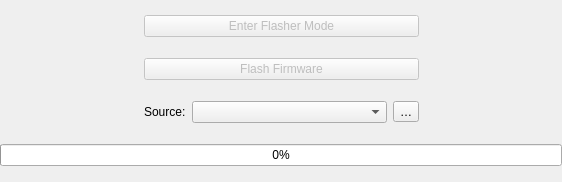
Qt form src/widgets/adv-settings/flasher.ui (anpeaco/FreeJoyXConfiguratorQt) before a commit.
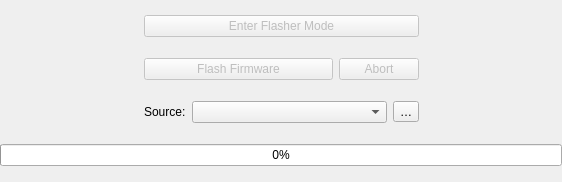
The same form after that commit.

Commit message: Add Abort button to Flasher tab

Patch:
```diff
--- a/src/widgets/adv-settings/flasher.ui
+++ b/src/widgets/adv-settings/flasher.ui
@@ -72,6 +72,11 @@
     </spacer>
    </item>
    <item row="1" column="1">
+    <layout class="QHBoxLayout" name="layoutH_FlashRow" stretch="3,1">
+     <property name="spacing">
+      <number>6</number>
+     </property>
+     <item>
     <widget class="QPushButton" name="pushButton_FlashFirmware">
      <property name="enabled">
       <bool>false</bool>
@@ -89,6 +94,27 @@
       <string>Flash Firmware</string>
      </property>
     </widget>
+     </item>
+     <item>
+      <widget class="QPushButton" name="pushButton_AbortFlash">
+       <property name="enabled">
+        <bool>false</bool>
+       </property>
+       <property name="sizePolicy">
+        <sizepolicy hsizetype="Minimum" vsizetype="Fixed">
+         <horstretch>0</horstretch>
+         <verstretch>0</verstretch>
+        </sizepolicy>
+       </property>
+       <property name="toolTip">
+        <string>Abort flasher mode without flashing. Shows instructions for getting the device back to application mode (the bootloader doesn't have a software-abort command; the user has to power-cycle).</string>
+       </property>
+       <property name="text">
+        <string>Abort</string>
+       </property>
+      </widget>
+     </item>
+    </layout>
    </item>
    <item row="2" column="1">
     <layout class="QHBoxLayout" name="layoutH_FlashSource" stretch="0,1,0">
```
Lines whose indentation alone changed are shown as unchanged. The commit also changes 2 other files.
